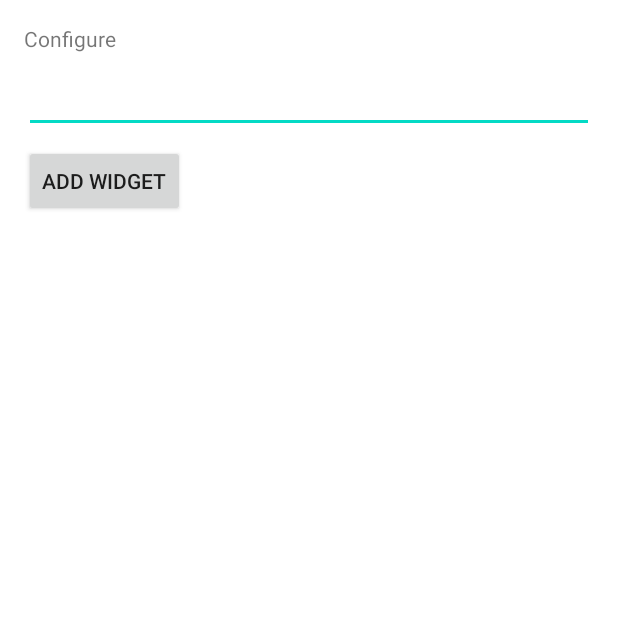
After one commit to TobeSoftwareGmbH/StonksChecker, an Android app: the StocksStonksWidgetConfigureActivity screen opened directly, with no data from a screen before it, on a phone screen of 412 x 824 dp, the top half of it. The commit adds this screen. Run offline under Robolectric (Android 15) with nearby library versions, the phone set to English and light mode, and no system bars; 1 statement that could not run was skipped.

Commit message:
Added basic widget

```diff
--- /dev/null
+++ b/app/src/main/java/de/tobias/stonkschecker/StocksStonksWidgetConfigureActivity.kt
@@ -0,0 +1,88 @@
+package de.tobias.stonkschecker
+
+import android.app.Activity
+import android.appwidget.AppWidgetManager
+import android.content.Context
+import android.content.Intent
+import android.os.Bundle
+import android.view.View
+import android.widget.EditText
+
+/**
+ * The configuration screen for the [StocksStonksWidget] AppWidget.
+ */
+class StocksStonksWidgetConfigureActivity : Activity() {
+    private var appWidgetId = AppWidgetManager.INVALID_APPWIDGET_ID
+    private lateinit var appWidgetText: EditText
+    private var onClickListener = View.OnClickListener {
+        val context = this@StocksStonksWidgetConfigureActivity
+
+        // When the button is clicked, store the string locally
+        val widgetText = appWidgetText.text.toString()
+        saveTitlePref(context, appWidgetId, widgetText)
+
+        // It is the responsibility of the configuration activity to update the app widget
+        val appWidgetManager = AppWidgetManager.getInstance(context)
+        updateAppWidget(context, appWidgetManager, appWidgetId)
+
+        // Make sure we pass back the original appWidgetId
+        val resultValue = Intent()
+        resultValue.putExtra(AppWidgetManager.EXTRA_APPWIDGET_ID, appWidgetId)
+        setResult(RESULT_OK, resultValue)
+        finish()
+    }
+
+    public override fun onCreate(icicle: Bundle?) {
+        super.onCreate(icicle)
+
+        // Set the result to CANCELED.  This will cause the widget host to cancel
+        // out of the widget placement if the user presses the back button.
+        setResult(RESULT_CANCELED)
+
+        setContentView(R.layout.stocks_stonks_widget_configure)
+        appWidgetText = findViewById<View>(R.id.appwidget_text) as EditText
+        findViewById<View>(R.id.add_button).setOnClickListener(onClickListener)
+
+        // Find the widget id from the intent.
+        val intent = intent
+        val extras = intent.extras
+        if (extras != null) {
+            appWidgetId = extras.getInt(
+                AppWidgetManager.EXTRA_APPWIDGET_ID, AppWidgetManager.INVALID_APPWIDGET_ID
+            )
+        }
+
+        // If this activity was started with an intent without an app widget ID, finish with an error.
+        if (appWidgetId == AppWidgetManager.INVALID_APPWIDGET_ID) {
+            finish()
+            return
+        }
+
+        //appWidgetText.setText(loadTitlePref(this@StocksStonksWidgetConfigureActivity, appWidgetId))
+    }
+
+}
+
+private const val PREFS_NAME = "de.tobias.stonkschecker.StocksStonksWidget"
+private const val PREF_PREFIX_KEY = "appwidget_"
+
+// Write the prefix to the SharedPreferences object for this widget
+internal fun saveTitlePref(context: Context, appWidgetId: Int, text: String) {
+    val prefs = context.getSharedPreferences(PREFS_NAME, 0).edit()
+    prefs.putString(PREF_PREFIX_KEY + appWidgetId, text)
+    prefs.apply()
+}
+
+// Read the prefix from the SharedPreferences object for this widget.
+// If there is no preference saved, get the default from a resource
+internal fun loadTitlePref(context: Context, appWidgetId: Int): String {
+    val prefs = context.getSharedPreferences(PREFS_NAME, 0)
+    val titleValue = prefs.getString(PREF_PREFIX_KEY + appWidgetId, null)
+    return titleValue ?: context.getString(R.string.appwidget_text)
+}
+
+internal fun deleteTitlePref(context: Context, appWidgetId: Int) {
+    val prefs = context.getSharedPreferences(PREFS_NAME, 0).edit()
+    prefs.remove(PREF_PREFIX_KEY + appWidgetId)
+    prefs.apply()
+}
--- /dev/null
+++ b/app/src/main/res/layout/stocks_stonks_widget_configure.xml
@@ -0,0 +1,27 @@
+<?xml version="1.0" encoding="utf-8"?>
+<LinearLayout xmlns:android="http://schemas.android.com/apk/res/android"
+    android:layout_width="match_parent"
+    android:layout_height="wrap_content"
+    android:orientation="vertical"
+    android:padding="16dp">
+
+    <TextView
+        android:layout_width="match_parent"
+        android:layout_height="wrap_content"
+        android:layout_marginBottom="8dp"
+        android:text="@string/configure" />
+
+    <EditText
+        android:id="@+id/appwidget_text"
+        android:layout_width="match_parent"
+        android:layout_height="wrap_content"
+        android:inputType="text" />
+
+    <Button
+        android:id="@+id/add_button"
+        android:layout_width="wrap_content"
+        android:layout_height="wrap_content"
+        android:layout_marginTop="8dp"
+        android:text="@string/add_widget" />
+
+</LinearLayout>
--- a/app/src/main/res/values-night/themes.xml
+++ b/app/src/main/res/values-night/themes.xml
@@ -13,4 +13,9 @@
         <item name="android:statusBarColor" tools:targetApi="l">?attr/colorPrimaryVariant</item>
         <!-- Customize your theme here. -->
     </style>
+
+    <style name="ThemeOverlay.StonksChecker.AppWidgetContainer" parent="">
+        <item name="appWidgetBackgroundColor">@color/light_blue_900</item>
+        <item name="appWidgetTextColor">@color/light_blue_200</item>
+    </style>
 </resources>
--- /dev/null
+++ b/app/src/main/res/values/attrs.xml
@@ -0,0 +1,6 @@
+<resources>
+    <declare-styleable name="AppWidgetAttrs">
+        <attr name="appWidgetBackgroundColor" format="color" />
+        <attr name="appWidgetTextColor" format="color" />
+    </declare-styleable>
+</resources>
--- a/app/src/main/res/values/strings.xml
+++ b/app/src/main/res/values/strings.xml
@@ -1,3 +1,6 @@
 <resources>
     <string name="app_name">Stonks Checker</string>
+    <string name="appwidget_text">EXAMPLE</string>
+    <string name="configure">Configure</string>
+    <string name="add_widget">Add widget</string>
 </resources>
--- a/app/src/main/res/values/themes.xml
+++ b/app/src/main/res/values/themes.xml
@@ -13,4 +13,9 @@
         <item name="android:statusBarColor" tools:targetApi="l">?attr/colorPrimaryVariant</item>
         <!-- Customize your theme here. -->
     </style>
+
+    <style name="ThemeOverlay.StonksChecker.AppWidgetContainer" parent="">
+        <item name="appWidgetBackgroundColor">@color/light_blue_600</item>
+        <item name="appWidgetTextColor">@color/light_blue_50</item>
+    </style>
 </resources>
```
Also changed, not shown: app/src/main/AndroidManifest.xml (+15 -0 lines), app/src/main/java/de/tobias/stonkschecker/StocksStonksWidget.kt (added, +51 -0 lines), app/src/main/res/layout/stocks_stonks_widget.xml (added, +19 -0 lines), app/src/main/res/values/dimens.xml (added, +10 -0 lines), app/src/main/res/xml/stocks_stonks_widget_info.xml (added, +11 -0 lines).
